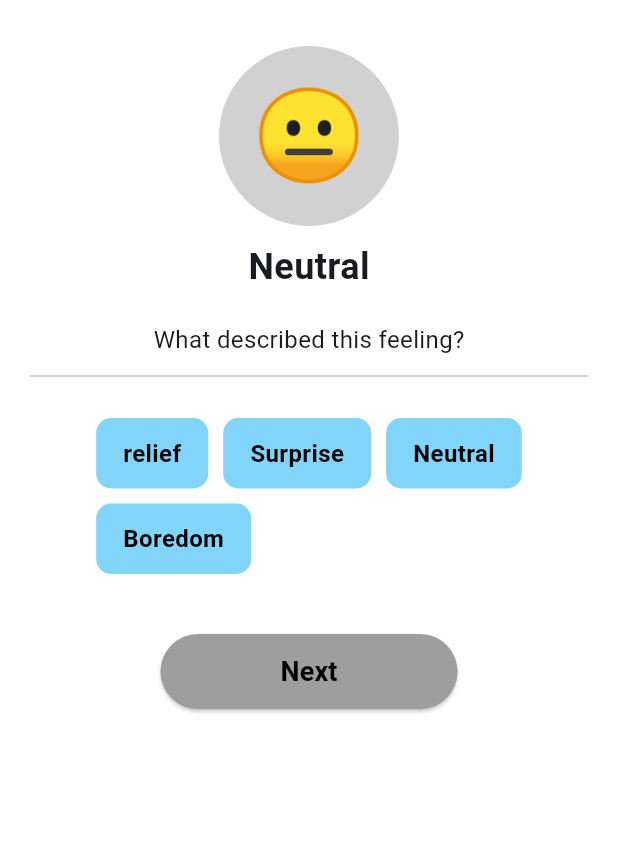
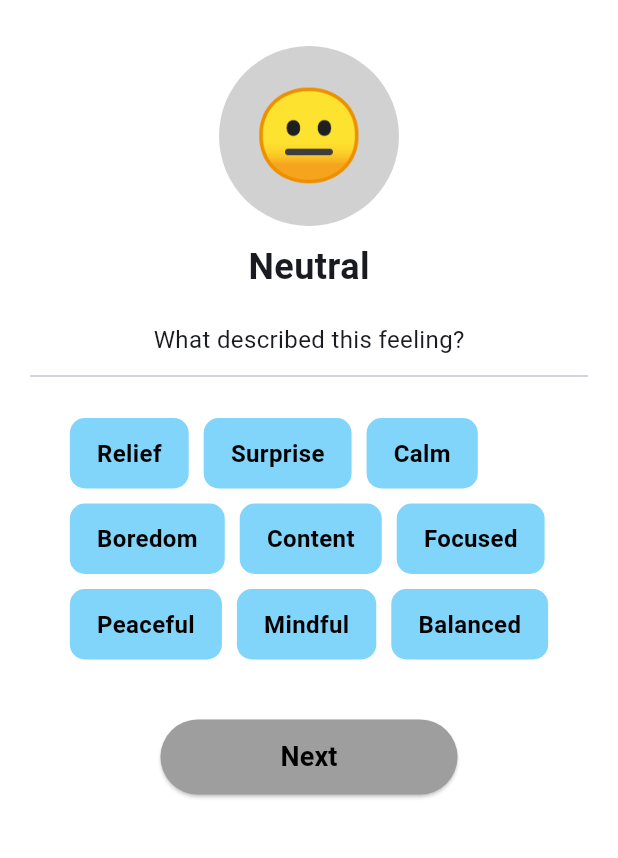
Before and after one commit to DinithBJayalath/Hindsight-SDGP-CS18, a Flutter app: the screen it shows after launch, after a tap on "Next", on a phone screen of 412 x 824 dp, the part 86-944 px from its top. Run offline on Flutter 3.47's test engine with Material 3 defaults, Android fonts, the phone set to English and light mode, and no system bars.

Commit message:
added emotions

```diff
--- a/frontend/lib/screens/described_mood.dart
+++ b/frontend/lib/screens/described_mood.dart
@@ -25,11 +25,11 @@ class MoodDescribeScreenState extends State<MoodDescribeScreen> {
   String selectedMood = "Happy"; // Default mood
   String formattedDate = DateFormat('dd MMM yyyy').format(DateTime.now());
   Map<String,List<String>> emotions = {
-    "very sad": ["Sadness", "Anger", "Worry", "Hate"],
-    "sad": ["Sadness", "Anger", "Worry", "Hate"],
-    "neutral": ["relief", "Surprise", "Neutral", "Boredom"],
-    "happy": ["Happiness", "Fun", "Love", "Enthusiasm"],
-    "very happy": ["Happiness", "Fun", "Love", "Enthusiasm"]
+    "very sad": ["Sadness", "Anger", "Worry", "Hate", "Hopeless", "Lonely", "Depressed", "Anxious", "Guilty", "Hurt"],
+    "sad": ["Disappointed", "Frustrated", "Stressed", "Tired", "Overwhelmed", "Insecure", "Confused", "Regretful"],
+    "neutral": ["Relief", "Surprise", "Calm", "Boredom", "Content", "Focused", "Peaceful", "Mindful", "Balanced"],
+    "happy": ["Joy", "Fun", "Love", "Enthusiasm", "Grateful", "Inspired", "Proud", "Confident", "Creative"],
+    "very happy": ["Ecstatic", "Excited", "Blissful", "Energetic", "Passionate", "Optimistic", "Motivated", "Thrilled"]
   };
   String? selectedEmotion; // Track selected emotion
 
```
